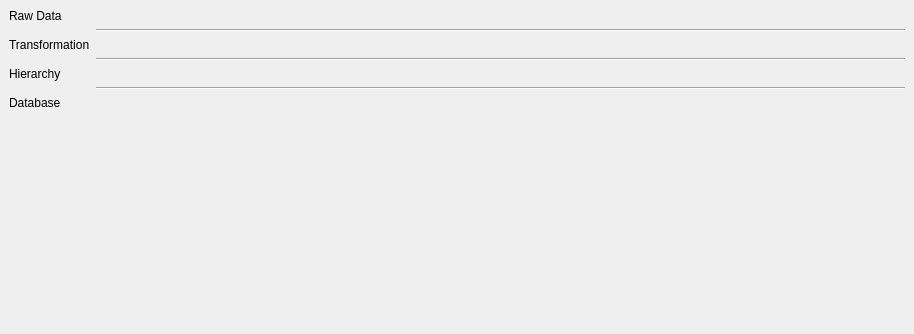
Above: mi_companion/gui/split_widgets/digitisation_dock_widget.ui from MapsPeople/mi_companion before the change. Below: the same form after it.
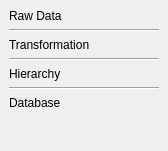
That is the form after the change.

Diff of the .ui file:
```diff
--- a/mi_companion/gui/split_widgets/digitisation_dock_widget.ui
+++ b/mi_companion/gui/split_widgets/digitisation_dock_widget.ui
@@ -6,12 +6,12 @@
             <rect>
                 <x>0</x>
                 <y>0</y>
-                <width>914</width>
-                <height>334</height>
+    <width>168</width>
+    <height>151</height>
             </rect>
         </property>
         <property name="sizePolicy">
-            <sizepolicy hsizetype="Expanding" vsizetype="Expanding">
+   <sizepolicy hsizetype="MinimumExpanding" vsizetype="MinimumExpanding">
                 <horstretch>0</horstretch>
                 <verstretch>0</verstretch>
             </sizepolicy>
@@ -21,7 +21,7 @@
         </property>
         <widget class="QWidget" name="dockWidgetContents">
             <property name="sizePolicy">
-                <sizepolicy hsizetype="Expanding" vsizetype="Expanding">
+    <sizepolicy hsizetype="MinimumExpanding" vsizetype="MinimumExpanding">
                     <horstretch>0</horstretch>
                     <verstretch>0</verstretch>
                 </sizepolicy>
@@ -44,7 +44,7 @@
                         </property>
                     </layout>
                 </item>
-                <item row="1" column="1">
+    <item row="1" column="1" colspan="2">
                     <widget class="Line" name="line">
                         <property name="orientation">
                             <enum>Qt::Horizontal</enum>
@@ -68,7 +68,7 @@
                         </property>
                     </layout>
                 </item>
-                <item row="3" column="1">
+    <item row="3" column="1" colspan="2">
                     <widget class="Line" name="line_2">
                         <property name="orientation">
                             <enum>Qt::Horizontal</enum>
@@ -101,7 +101,7 @@
                         </property>
                     </layout>
                 </item>
-                                <item row="5" column="1">
+    <item row="5" column="1" colspan="2">
                     <widget class="Line" name="line_2">
                         <property name="orientation">
                             <enum>Qt::Horizontal</enum>
```
Lines whose indentation alone changed are shown as unchanged.
